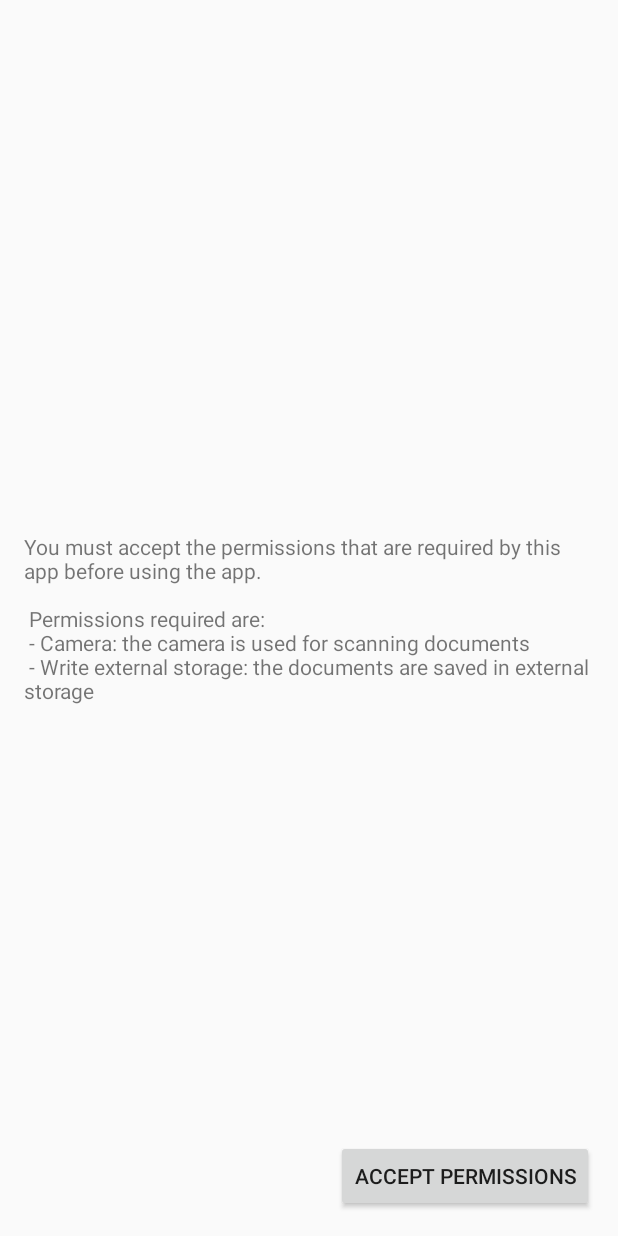
After one commit to zachdeibert/mass-scanner, an Android app: the layout activity_permission.xml on its own in the app's theme, with its tools: preview values and no code run, on a phone screen of 412 x 824 dp. The commit adds this screen. Run offline under Robolectric (Android 15) with nearby library versions, the phone set to English and light mode, and no system bars.

Commit message:
Extracted permissions granting code

```diff
--- /dev/null
+++ b/app/src/main/res/layout/activity_permission.xml
@@ -0,0 +1,33 @@
+<?xml version="1.0" encoding="utf-8"?>
+<androidx.constraintlayout.widget.ConstraintLayout xmlns:android="http://schemas.android.com/apk/res/android"
+    xmlns:app="http://schemas.android.com/apk/res-auto"
+    xmlns:tools="http://schemas.android.com/tools"
+    android:layout_width="match_parent"
+    android:layout_height="match_parent"
+    tools:context=".ui.PermissionActivity">
+
+    <TextView
+        android:id="@+id/text"
+        android:layout_width="0dp"
+        android:layout_height="wrap_content"
+        android:layout_marginStart="16dp"
+        android:layout_marginTop="16dp"
+        android:layout_marginEnd="16dp"
+        android:layout_marginBottom="16dp"
+        android:text="@string/permissions_activity"
+        app:layout_constraintBottom_toBottomOf="parent"
+        app:layout_constraintEnd_toEndOf="parent"
+        app:layout_constraintStart_toStartOf="parent"
+        app:layout_constraintTop_toTopOf="parent" />
+
+    <Button
+        android:id="@+id/button"
+        android:layout_width="wrap_content"
+        android:layout_height="wrap_content"
+        android:layout_marginEnd="16dp"
+        android:layout_marginBottom="16dp"
+        android:onClick="acceptPermissions"
+        android:text="@string/permissions_accept"
+        app:layout_constraintBottom_toBottomOf="parent"
+        app:layout_constraintEnd_toEndOf="parent" />
+</androidx.constraintlayout.widget.ConstraintLayout>
--- a/app/src/main/res/values/strings.xml
+++ b/app/src/main/res/values/strings.xml
@@ -4,4 +4,12 @@
     <string name="focus_status">Focused to: %.1f %s</string>
     <string name="focus_units_calibrated">cm</string>
     <string name="focus_units_uncalibrated" />
+    <string name="permissions_activity">
+        You must accept the permissions that are required by this app before using the app.\n
+        \n
+        Permissions required are:\n
+        - Camera: the camera is used for scanning documents\n
+        - Write external storage: the documents are saved in external storage
+    </string>
+    <string name="permissions_accept">Accept Permissions</string>
 </resources>
```
Also changed, not shown: app/src/main/AndroidManifest.xml (+10 -4 lines), app/src/main/java/com/github/zachdeibert/massscanner/ui/PermissionActivity.kt (added, +56 -0 lines), app/src/main/java/com/github/zachdeibert/massscanner/ui/scan/FocusActivity.kt (+1 -21 lines), app/src/main/java/com/github/zachdeibert/massscanner/ui/scan/ScanActivity.kt (+18 -3 lines).
